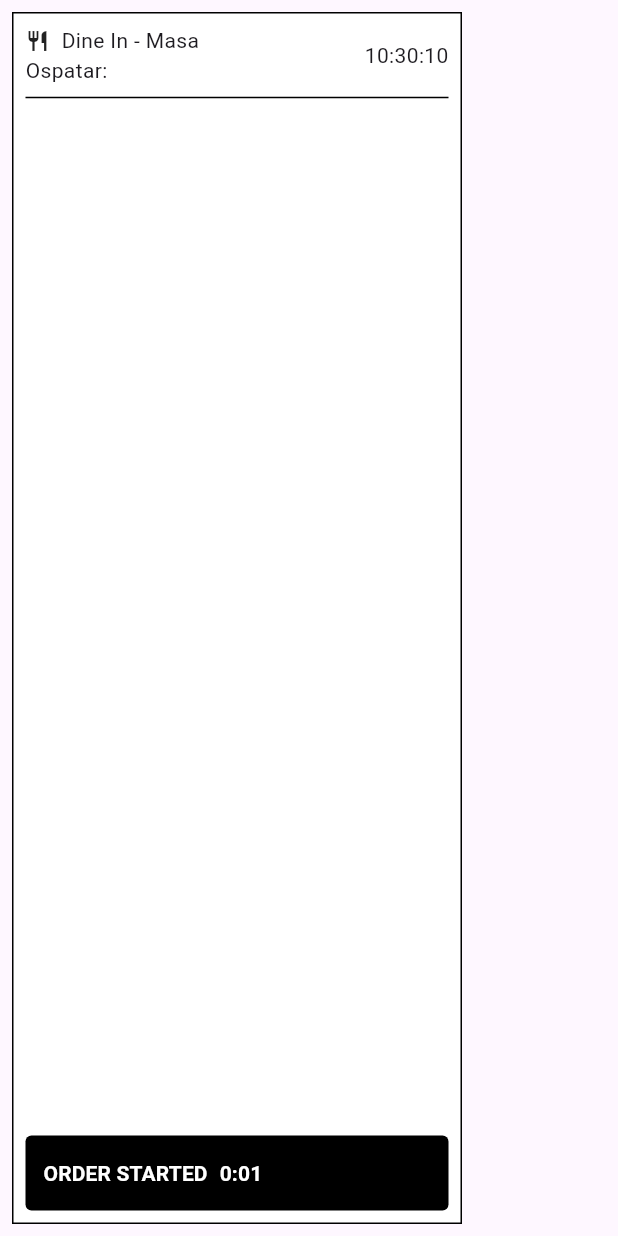
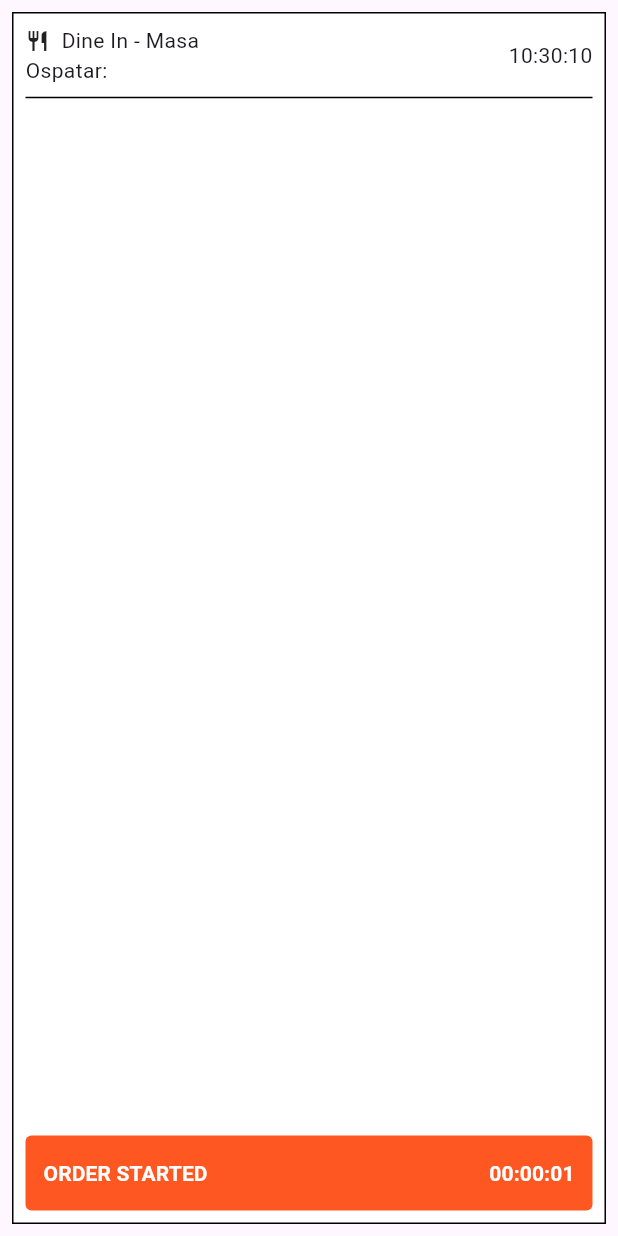
Before and after one commit to stoicadianaa/kds_vectron, a Flutter app: the CardComanda widget shown alone on an empty page, opened directly with empty values, on a phone screen of 412 x 824 dp. Run offline on Flutter 3.47's test engine with Material 3 defaults, Android fonts, the phone set to English and light mode, and no system bars; missing offline and left inert: stomp_dart_client.

Commit message:
small details

```diff
--- a/lib/app/comenzi/comenzi_screen.dart
+++ b/lib/app/comenzi/comenzi_screen.dart
@@ -20,6 +20,13 @@ class ComenziScreen extends StatelessWidget {
         backgroundColor: Colors.white,
         surfaceTintColor: Colors.white,
         title: ExactTime(),
+        centerTitle: true,
+        actions: [
+          //todo format date
+          Text(
+              '${DateTime.now().day}/${DateTime.now().month}/${DateTime.now().year}'),
+          const SizedBox(width: 16),
+        ],
       ),
       body: StreamBuilder(
         stream: WebSocketService.comandaUpdateController.stream,
@@ -30,11 +37,12 @@ class ComenziScreen extends StatelessWidget {
             comenzi.removeWhere((element) => element.oraEnd != null);
 
             return GridView.extent(
-                maxCrossAxisExtent: 400 + 16,
-                padding: const EdgeInsets.all(16),
-                children: [
-                  for (var data in comenzi) CardComanda(comanda: data)
-                ]);
+              maxCrossAxisExtent: 400 + 16,
+              padding: const EdgeInsets.all(16),
+              children: [
+                for (var data in comenzi) CardComanda(comanda: data),
+              ],
+            );
           } else if (snapshot.hasError) {
             return Text('Error: ${snapshot.error}');
           }
@@ -67,7 +75,7 @@ class CardComanda extends StatelessWidget {
       ),
       margin: const EdgeInsets.all(8),
       padding: const EdgeInsets.all(8),
-      width: 300,
+      width: 400,
       child: Column(
         crossAxisAlignment: CrossAxisAlignment.start,
         children: [
@@ -108,6 +116,7 @@ class CardComanda extends StatelessWidget {
                     Column(
                       children: [
                         Row(
+                          crossAxisAlignment: CrossAxisAlignment.start,
                           children: [
                             Text(
                               produs.cantitate.toString(),
@@ -123,6 +132,18 @@ class CardComanda extends StatelessWidget {
                             ),
                           ],
                         ),
+                        if (produs.observatii.isNotEmpty)
+                          Row(
+                            children: [
+                              const Icon(
+                                Icons.info_outline,
+                                size: 16,
+                                color: Colors.grey,
+                              ),
+                              const SizedBox(width: 4),
+                              Text(produs.observatii),
+                            ],
+                          ),
                         const Divider(color: Colors.black12),
                       ],
                     ),
@@ -148,7 +169,8 @@ class CardComanda extends StatelessWidget {
                     await ComenziService.endComanda(comanda.id);
                   },
                   style: ButtonStyle(
-                    backgroundColor: MaterialStateProperty.all(Colors.black),
+                    backgroundColor:
+                        MaterialStateProperty.all(Colors.deepOrange),
                     fixedSize: MaterialStateProperty.all(
                         const Size(double.maxFinite, 50)),
                     shape: MaterialStateProperty.all(
@@ -158,6 +180,7 @@ class CardComanda extends StatelessWidget {
                     ),
                   ),
                   child: Row(
+                    mainAxisAlignment: MainAxisAlignment.spaceBetween,
                     children: [
                       const Text(
                         'ORDER STARTED',
--- a/lib/app/widgets/counter.dart
+++ b/lib/app/widgets/counter.dart
@@ -19,7 +19,7 @@ class Counter extends StatelessWidget {
       valueListenable: duration,
       builder: (context, Duration value, child) {
         return Text(
-          '${(value.inSeconds / 60).floor()}:${(value.inSeconds % 60).toString().padLeft(2, '0')}',
+          '${(value.inSeconds / 3600).floor().toString().padLeft(2, '0')}:${(value.inSeconds / 60 % 60).floor().toString().padLeft(2, '0')}:${(value.inSeconds % 60).toString().padLeft(2, '0')}',
           style: style,
         );
       },
--- a/lib/core/service/comenzi.service.dart
+++ b/lib/core/service/comenzi.service.dart
@@ -1,5 +1,3 @@
-// ignore_for_file: prefer_single_quotes
-
 import 'dart:async';
 import 'dart:convert';
 
@@ -13,7 +11,7 @@ class ComenziService {
 
     final String source = const Utf8Decoder().convert(response.bodyBytes);
 
-    final json = jsonDecode(source)["comenzi"];
+    final json = jsonDecode(source)['comenzi'];
 
     final List<Comanda> comenzi = [];
     for (var comanda in json) {
--- a/lib/main.dart
+++ b/lib/main.dart
@@ -1,24 +1,15 @@
-// ignore_for_file: unused_import, always_use_package_imports, use_key_in_widget_constructors
-
-import 'dart:convert';
-
 import 'package:flutter/material.dart';
 import 'package:kds_vectron/app/comenzi/comenzi_screen.dart';
-import 'package:kds_vectron/core/service/comenzi.service.dart';
-import 'package:stomp_dart_client/stomp.dart';
-import 'package:stomp_dart_client/stomp_config.dart';
-import 'package:stomp_dart_client/stomp_frame.dart';
-import 'package:web_socket_channel/html.dart';
-import 'package:web_socket_channel/io.dart';
-import 'package:web_socket_channel/web_socket_channel.dart';
 
-import 'core/service/web_socket.service.dart';
+import 'package:kds_vectron/core/service/web_socket.service.dart';
 
 void main() {
-  runApp(MyApp());
+  runApp(const MyApp());
 }
 
 class MyApp extends StatefulWidget {
+  const MyApp({super.key});
+
   @override
   MyAppState createState() => MyAppState();
 }
@@ -34,6 +25,7 @@
   @override
   Widget build(BuildContext context) {
     return MaterialApp(
+      debugShowCheckedModeBanner: false,
       home: ComenziScreen(),
     );
   }
```
Also changed, not shown: 5 other files.
